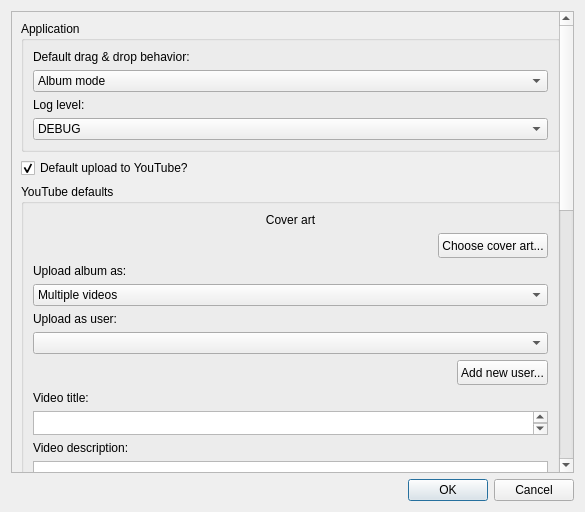
First picture: the form in ui/settingswindow.ui, repository 7x11x13/songs-to-youtube, before the edit.
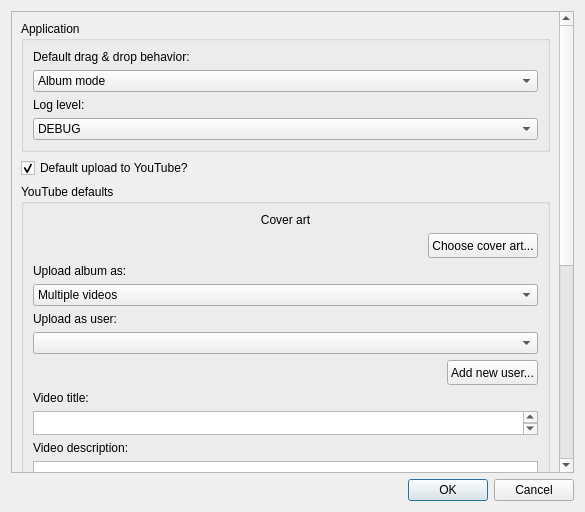
Second picture: the form after the edit.

What changed in the file:
```diff
--- a/ui/settingswindow.ui
+++ b/ui/settingswindow.ui
@@ -24,7 +24,7 @@
   </property>
   <property name="maximumSize">
    <size>
-    <width>585</width>
+    <width>16777215</width>
     <height>16777215</height>
    </size>
   </property>
@@ -45,8 +45,8 @@
        <rect>
         <x>0</x>
         <y>0</y>
-        <width>557</width>
-        <height>1080</height>
+        <width>551</width>
+        <height>816</height>
        </rect>
       </property>
       <property name="sizePolicy">
@@ -57,23 +57,23 @@
       </property>
       <property name="minimumSize">
        <size>
-        <width>557</width>
-        <height>1080</height>
+        <width>0</width>
+        <height>0</height>
        </size>
       </property>
       <layout class="QVBoxLayout" name="verticalLayout_9">
        <item>
         <widget class="QGroupBox" name="applicationSettings">
          <property name="sizePolicy">
-          <sizepolicy hsizetype="Expanding" vsizetype="Fixed">
+          <sizepolicy hsizetype="Preferred" vsizetype="Preferred">
            <horstretch>0</horstretch>
            <verstretch>0</verstretch>
           </sizepolicy>
          </property>
          <property name="minimumSize">
           <size>
-           <width>529</width>
-           <height>90</height>
+           <width>0</width>
+           <height>0</height>
           </size>
          </property>
          <property name="title">
```
